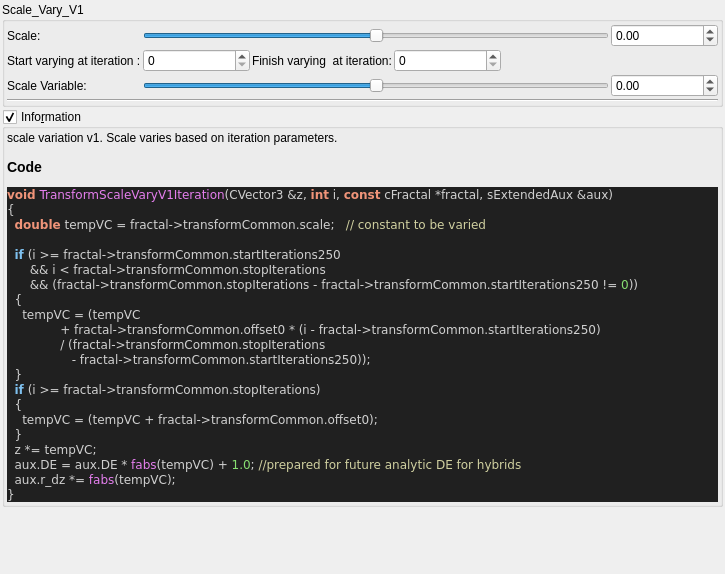
This is mandelbulber2/qt_data/fractal_transf_scale_varyV1.ui in buddhi1980/mandelbulber2 as Qt 5 draws it before an edit. The edited form follows.
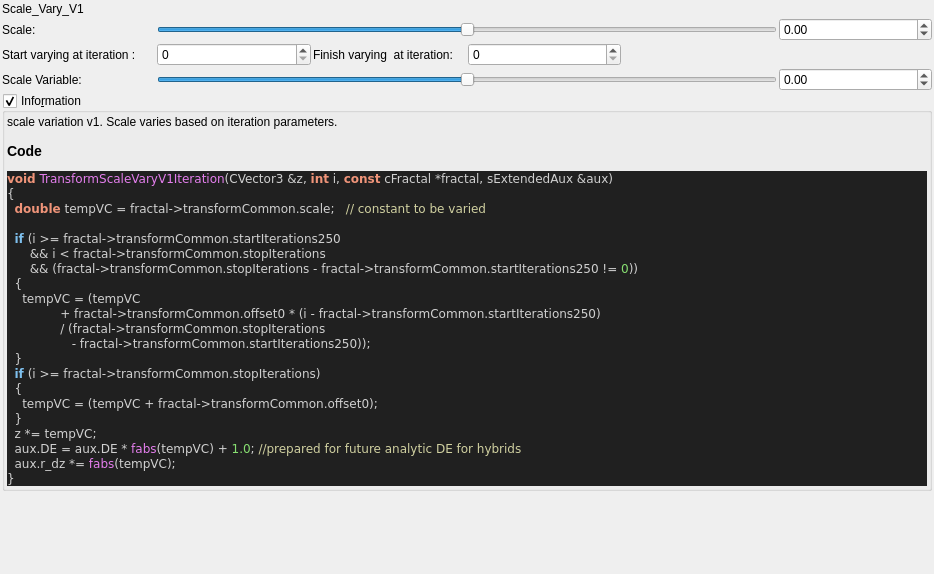
This is the edited form. Custom widgets are drawn as their Qt base class.

Commit message:
transf spherical fold varyV1
Iteration controled vary minR and FixedR

The edit to the form file:
```diff
--- a/mandelbulber2/qt_data/fractal_transf_scale_varyV1.ui
+++ b/mandelbulber2/qt_data/fractal_transf_scale_varyV1.ui
@@ -6,7 +6,7 @@
    <rect>
     <x>0</x>
     <y>0</y>
-    <width>725</width>
+    <width>934</width>
     <height>574</height>
    </rect>
   </property>
@@ -30,29 +30,12 @@
     <number>2</number>
    </property>
    <item>
-    <widget class="QGroupBox" name="groupbox">
-     <property name="title">
+    <widget class="QLabel" name="label_93">
+     <property name="text">
       <string>Scale_Vary_V1</string>
      </property>
-     <property name="checkable">
-      <bool>false</bool>
-     </property>
-     <layout class="QVBoxLayout" name="verticalLayout_22" stretch="0,0">
-      <property name="spacing">
-       <number>2</number>
-      </property>
-      <property name="leftMargin">
-       <number>2</number>
-      </property>
-      <property name="topMargin">
-       <number>2</number>
-      </property>
-      <property name="rightMargin">
-       <number>2</number>
-      </property>
-      <property name="bottomMargin">
-       <number>2</number>
-      </property>
+    </widget>
+   </item>
       <item>
        <layout class="QGridLayout" name="gridLayout_36">
         <property name="spacing">
@@ -229,16 +212,6 @@
          </spacer>
         </item>
        </layout>
-      </item>
-      <item>
-       <widget class="Line" name="line_27">
-        <property name="orientation">
-         <enum>Qt::Horizontal</enum>
-        </property>
-       </widget>
-      </item>
-     </layout>
-    </widget>
    </item>
    <item>
     <widget class="MyGroupBox" name="groupCheck_info">
```
Lines whose indentation alone changed are shown as unchanged. The commit also changes 6 other files.
